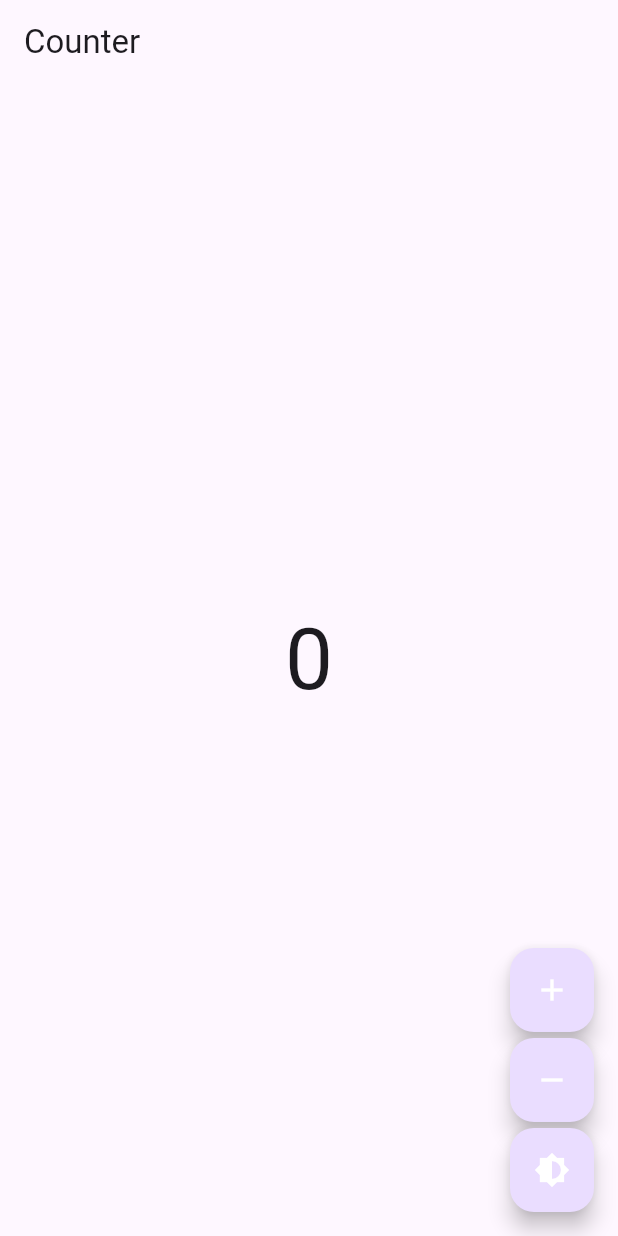
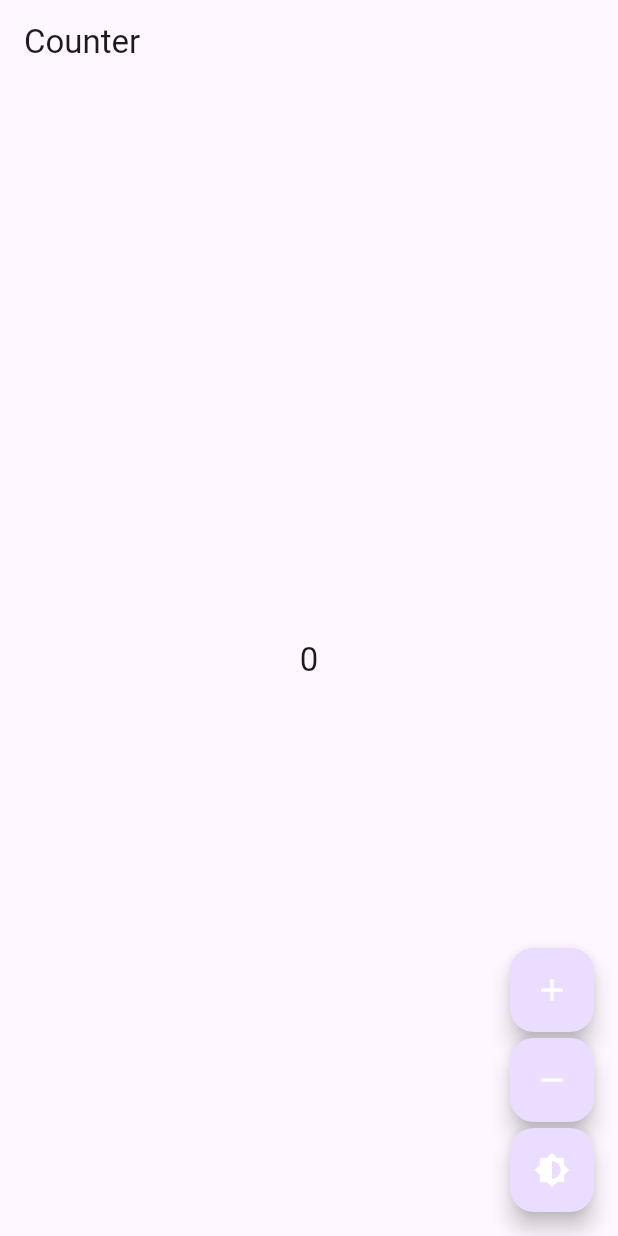
Before and after one commit to robsonsilv4/flutter_value_notifier, a Flutter app: the screen it shows after launch, on a phone screen of 412 x 824 dp. Run offline on Flutter 3.47's test engine with Material 3 defaults, Android fonts, the phone set to English and light mode, and no system bars.

Commit message:
refactor(example): migrated deprecated headline1 style

```diff
--- a/example/lib/main.dart
+++ b/example/lib/main.dart
@@ -120,7 +120,10 @@ class CounterView extends StatelessWidget {
       body: Center(
         child: ValueNotifierBuilder<CounterNotifier, int>(
           builder: (context, count) {
-            return Text('$count', style: Theme.of(context).textTheme.headline1);
+            return Text(
+              '$count',
+              style: Theme.of(context).textTheme.titleLarge,
+            );
           },
         ),
       ),
```
Also changed, not shown: example/pubspec.lock.
